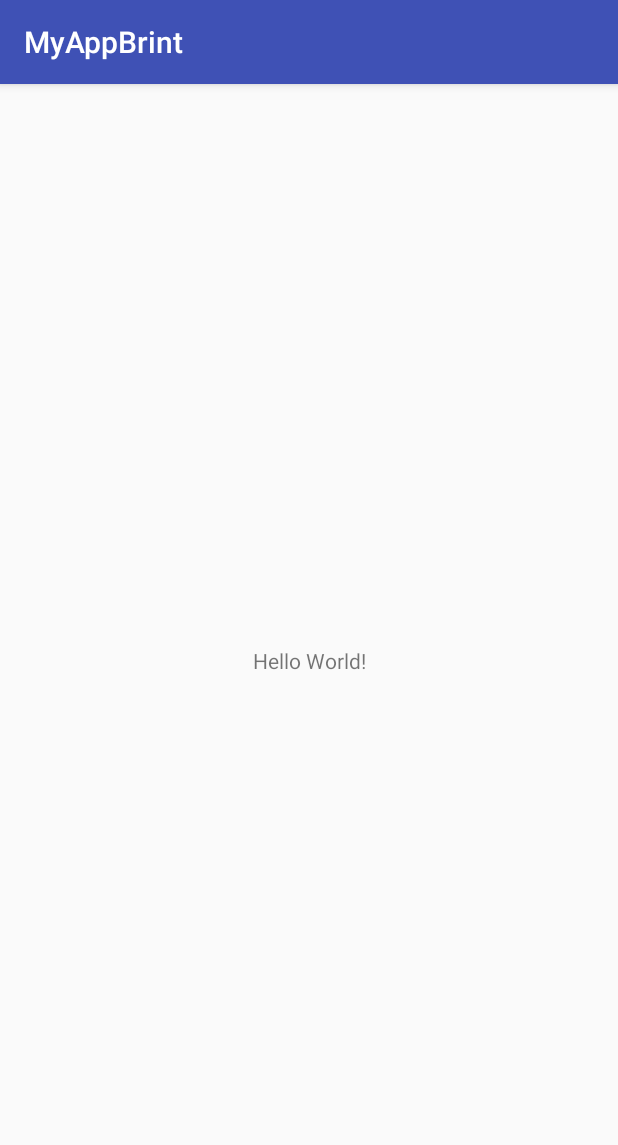
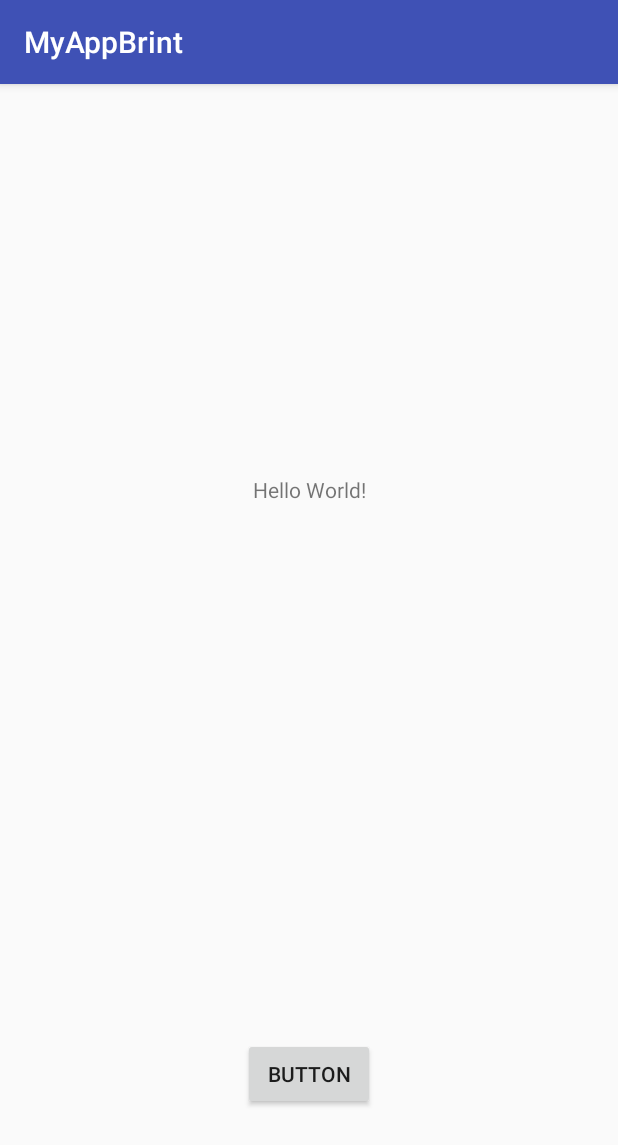
Before and after one commit to NTThyssen/MobilAppUdvikling, an Android app: the screen it shows after launch (MainMenu), on a phone screen of 412 x 824 dp. Shown: the top 1145 px of the screen. Run offline under Robolectric (Android 15) with nearby library versions, the phone set to English and light mode, and no system bars.

Commit message:
Button on click change text added

```diff
--- a/app/build.gradle
+++ b/app/build.gradle
@@ -16,6 +16,10 @@ android {
             proguardFiles getDefaultProguardFile('proguard-android.txt'), 'proguard-rules.pro'
         }
     }
+    compileOptions {
+        targetCompatibility 1.8
+        sourceCompatibility 1.8
+    }
 }
 
 dependencies {
--- a/app/src/main/java/com/tt/nicklas/myappbrint/MainMenu.java
+++ b/app/src/main/java/com/tt/nicklas/myappbrint/MainMenu.java
@@ -2,6 +2,10 @@ package com.tt.nicklas.myappbrint;
 
 import android.support.v7.app.AppCompatActivity;
 import android.os.Bundle;
+import android.view.View;
+import android.widget.Button;
+import android.widget.TextView;
+
 
 public class MainMenu extends AppCompatActivity {
 
@@ -9,5 +13,13 @@ public class MainMenu extends AppCompatActivity {
     protected void onCreate(Bundle savedInstanceState) {
         super.onCreate(savedInstanceState);
         setContentView(R.layout.activity_main_menu);
+        Button b = (Button) findViewById(R.id.button);
+        TextView t = (TextView) findViewById(R.id.text1);
+        b.setOnClickListener((v) -> {
+            t.setText("this is new text");
+        } );
+
     }
+
+
 }
--- a/app/src/main/res/layout/activity_main_menu.xml
+++ b/app/src/main/res/layout/activity_main_menu.xml
@@ -7,12 +7,28 @@
     tools:context=".MainMenu">
 
     <TextView
+        android:id="@+id/text1"
         android:layout_width="wrap_content"
         android:layout_height="wrap_content"
         android:text="Hello World!"
         app:layout_constraintBottom_toBottomOf="parent"
         app:layout_constraintLeft_toLeftOf="parent"
         app:layout_constraintRight_toRightOf="parent"
-        app:layout_constraintTop_toTopOf="parent" />
+        app:layout_constraintTop_toTopOf="parent"
+        app:layout_constraintVertical_bias="0.348" />
+
+    <Button
+        android:id="@+id/button"
+        android:layout_width="wrap_content"
+        android:layout_height="wrap_content"
+        android:layout_marginBottom="84dp"
+        android:layout_marginEnd="8dp"
+        android:layout_marginLeft="8dp"
+        android:layout_marginRight="8dp"
+        android:layout_marginStart="8dp"
+        android:text="Button"
+        app:layout_constraintBottom_toBottomOf="parent"
+        app:layout_constraintEnd_toEndOf="parent"
+        app:layout_constraintStart_toStartOf="parent" />
 
 </android.support.constraint.ConstraintLayout>
--- a/app/src/main/res/values/styles.xml
+++ b/app/src/main/res/values/styles.xml
@@ -1,7 +1,7 @@
 <resources>
 
     <!-- Base application theme. -->
-    <style name="AppTheme" parent="Theme.AppCompat.Light.DarkActionBar">
+    <style name="AppTheme" parent="Base.Theme.AppCompat.Light.DarkActionBar">
         <!-- Customize your theme here. -->
         <item name="colorPrimary">@color/colorPrimary</item>
         <item name="colorPrimaryDark">@color/colorPrimaryDark</item>
```
Also changed, not shown: 2 other files.
